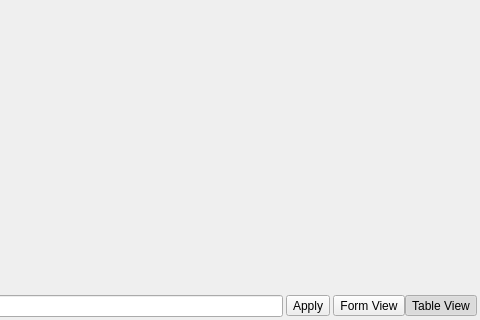
qgis/QGIS, file src/ui/qgsattributetabledialog.ui: the form before one commit; both pictures show x 574 to 1054 and y 250 to 570 of the 1054 by 570 pixel window.
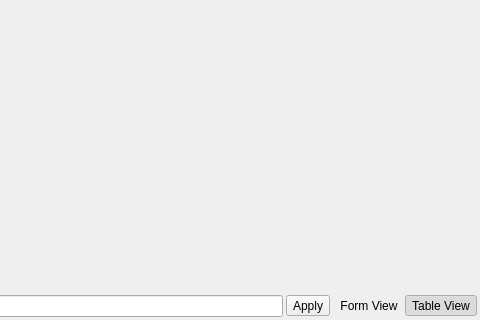
The form after the commit. Icons and pictures are not drawn. Custom widgets are drawn as their Qt base class.

Commit message: [ui] Enable autoraise state for attribute table form/table view buttons

What changed in the file:
```diff
--- a/src/ui/qgsattributetabledialog.ui
+++ b/src/ui/qgsattributetabledialog.ui
@@ -191,6 +191,9 @@
          <property name="checkable">
           <bool>true</bool>
          </property>
+         <property name="autoRaise">
+          <bool>true</bool>
+         </property>
          <attribute name="buttonGroup">
           <string notr="true">mMainViewButtonGroup</string>
          </attribute>
```
Left out of the diff: 3 changed lines with no effect on the pictures.
